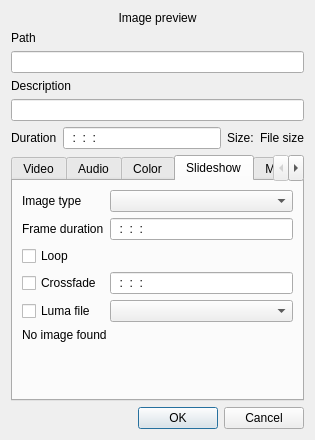
First picture: the form in src/widgets/clipproperties_ui.ui, repository KDE/kdenlive, before the edit.
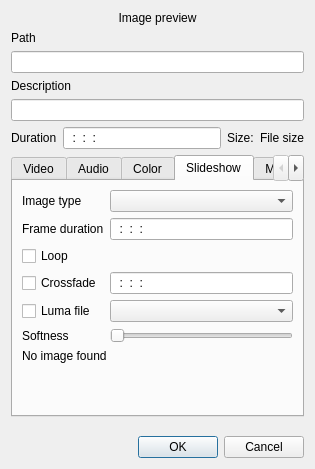
Second picture: the form after the edit. Custom widgets are drawn as their Qt base class.

Diff of the .ui file:
```diff
--- a/src/widgets/clipproperties_ui.ui
+++ b/src/widgets/clipproperties_ui.ui
@@ -6,7 +6,7 @@
     <x>0</x>
     <y>0</y>
     <width>315</width>
-    <height>440</height>
+    <height>469</height>
    </rect>
   </property>
   <property name="windowTitle" >
@@ -308,7 +308,7 @@
         <x>0</x>
         <y>0</y>
         <width>299</width>
-        <height>194</height>
+        <height>223</height>
        </rect>
       </property>
       <attribute name="title" >
@@ -370,14 +370,14 @@
        <item row="4" column="1" >
         <widget class="KComboBox" name="luma_file" />
        </item>
-       <item row="5" column="0" colspan="2" >
+       <item row="6" column="0" colspan="2" >
         <widget class="QLabel" name="slide_info" >
          <property name="text" >
           <string>No image found</string>
          </property>
         </widget>
        </item>
-       <item row="6" column="1" >
+       <item row="7" column="1" >
         <spacer name="verticalSpacer_6" >
          <property name="orientation" >
           <enum>Qt::Vertical</enum>
@@ -390,6 +390,23 @@
          </property>
         </spacer>
        </item>
+       <item row="5" column="1" >
+        <widget class="QSlider" name="luma_softness" >
+         <property name="maximum" >
+          <number>100</number>
+         </property>
+         <property name="orientation" >
+          <enum>Qt::Horizontal</enum>
+         </property>
+        </widget>
+       </item>
+       <item row="5" column="0" >
+        <widget class="QLabel" name="label_15" >
+         <property name="text" >
+          <string>Softness</string>
+         </property>
+        </widget>
+       </item>
       </layout>
      </widget>
      <widget class="QWidget" name="tab_3" >
```
Left out of the diff: 20 changed lines with no effect on the pictures.
